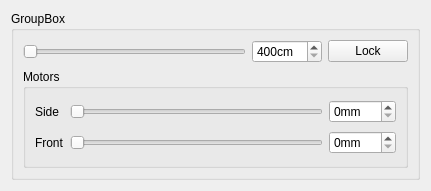
The window that pc/core/widgets/qellipseslider.ui (plule/pfe-costumes) describes before a commit, drawn with Qt 5.
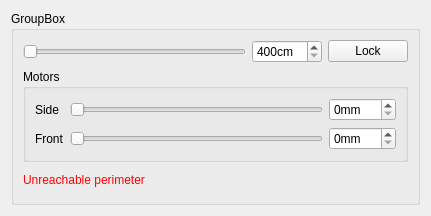
The same window after the commit.

Commit message: display error if motors cant reach the perimeter

Patch:
```diff
--- a/pc/core/widgets/qellipseslider.ui
+++ b/pc/core/widgets/qellipseslider.ui
@@ -7,7 +7,7 @@
     <x>0</x>
     <y>0</y>
     <width>431</width>
-    <height>191</height>
+    <height>216</height>
    </rect>
   </property>
   <property name="sizePolicy">
@@ -91,7 +91,7 @@
          <item row="0" column="1">
           <widget class="QSlider" name="sideMotorSlider">
            <property name="maximum">
-            <number>300</number>
+            <number>80</number>
            </property>
            <property name="orientation">
             <enum>Qt::Horizontal</enum>
@@ -121,7 +121,7 @@
          <item row="1" column="1">
           <widget class="QSlider" name="frontMotorSlider">
            <property name="maximum">
-            <number>300</number>
+            <number>80</number>
            </property>
            <property name="orientation">
             <enum>Qt::Horizontal</enum>
@@ -141,6 +141,13 @@
         </layout>
        </widget>
       </item>
+      <item>
+       <widget class="QLabel" name="warningLabel">
+        <property name="text">
+         <string>&lt;html&gt;&lt;head/&gt;&lt;body&gt;&lt;p&gt;&lt;span style=&quot; color:#ff0000;&quot;&gt;Unreachable perimeter&lt;/span&gt;&lt;/p&gt;&lt;/body&gt;&lt;/html&gt;</string>
+        </property>
+       </widget>
+      </item>
      </layout>
     </widget>
    </item>
```
The commit also changes 2 other files.
